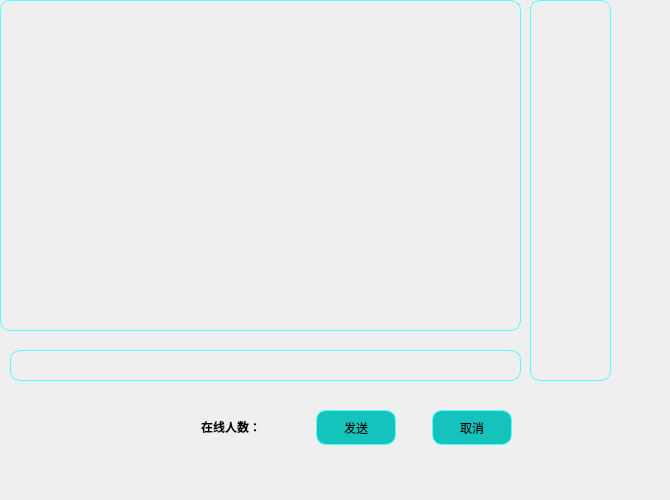
Old version of the form ClientUI/chatpage.ui in the repository IDMoquan/Chatting_Room.
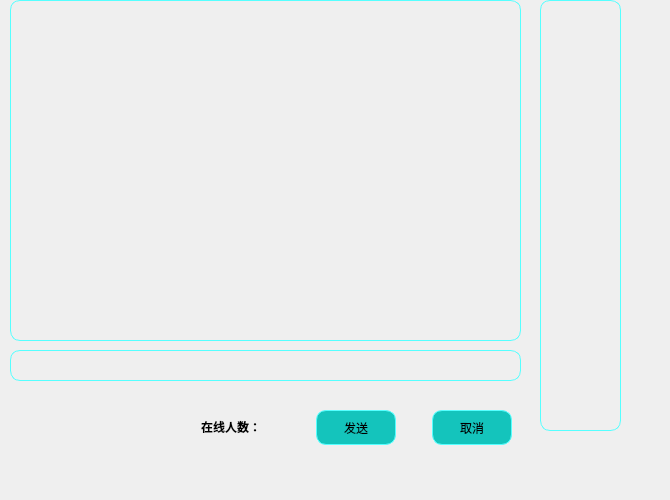
New version of the form. Icons and pictures are not drawn.

Commit message: 将chatpage显示改为widget，需要重新编写代码绑定聊天记录和列表显示

```diff
--- a/ClientUI/chatpage.ui
+++ b/ClientUI/chatpage.ui
@@ -174,41 +174,6 @@
      </item>
     </layout>
    </widget>
-   <widget class="QListView" name="listView">
-    <property name="geometry">
-     <rect>
-      <x>0</x>
-      <y>0</y>
-      <width>521</width>
-      <height>331</height>
-     </rect>
-    </property>
-    <property name="styleSheet">
-     <string notr="true">QListView {
-    border: 1px solid rgb(85, 255, 255); /* 设置边框颜色和宽度 */
-    border-radius: 10px; /* 设置圆角半径 */
-	
-	background-color:transparent;
-}</string>
-    </property>
-   </widget>
-   <widget class="QListView" name="onlinecountlistView">
-    <property name="geometry">
-     <rect>
-      <x>530</x>
-      <y>0</y>
-      <width>81</width>
-      <height>381</height>
-     </rect>
-    </property>
-    <property name="styleSheet">
-     <string notr="true">QListView {
-    border: 1px solid rgb(85, 255, 255); /* 设置边框颜色和宽度 */
-    border-radius: 10px; /* 设置圆角半径 */
-	background-color: transparent;
-}</string>
-    </property>
-   </widget>
    <widget class="QLineEdit" name="lineEdit">
     <property name="geometry">
      <rect>
@@ -226,6 +191,40 @@
 }</string>
     </property>
    </widget>
+   <widget class="QWidget" name="mainwidget" native="true">
+    <property name="geometry">
+     <rect>
+      <x>10</x>
+      <y>0</y>
+      <width>511</width>
+      <height>341</height>
+     </rect>
+    </property>
+    <property name="styleSheet">
+     <string notr="true">QWidget {
+    border-radius: 10px; /* 设置边框圆角为10像素 */
+    border: 1px solid rgb(85, 255, 255); /* 设置边框颜色和宽度 */
+    background-color: transparent; /* 设置背景透明 */
+}</string>
+    </property>
+   </widget>
+   <widget class="QWidget" name="widget_2" native="true">
+    <property name="geometry">
+     <rect>
+      <x>540</x>
+      <y>0</y>
+      <width>81</width>
+      <height>431</height>
+     </rect>
+    </property>
+    <property name="styleSheet">
+     <string notr="true">QWidget {
+    border-radius: 10px; /* 设置边框圆角为10像素 */
+    border: 1px solid rgb(85, 255, 255); /* 设置边框颜色和宽度 */
+    background-color: transparent; /* 设置背景透明 */
+}</string>
+    </property>
+   </widget>
   </widget>
  </widget>
  <layoutdefault spacing="6" margin="11"/>
```
